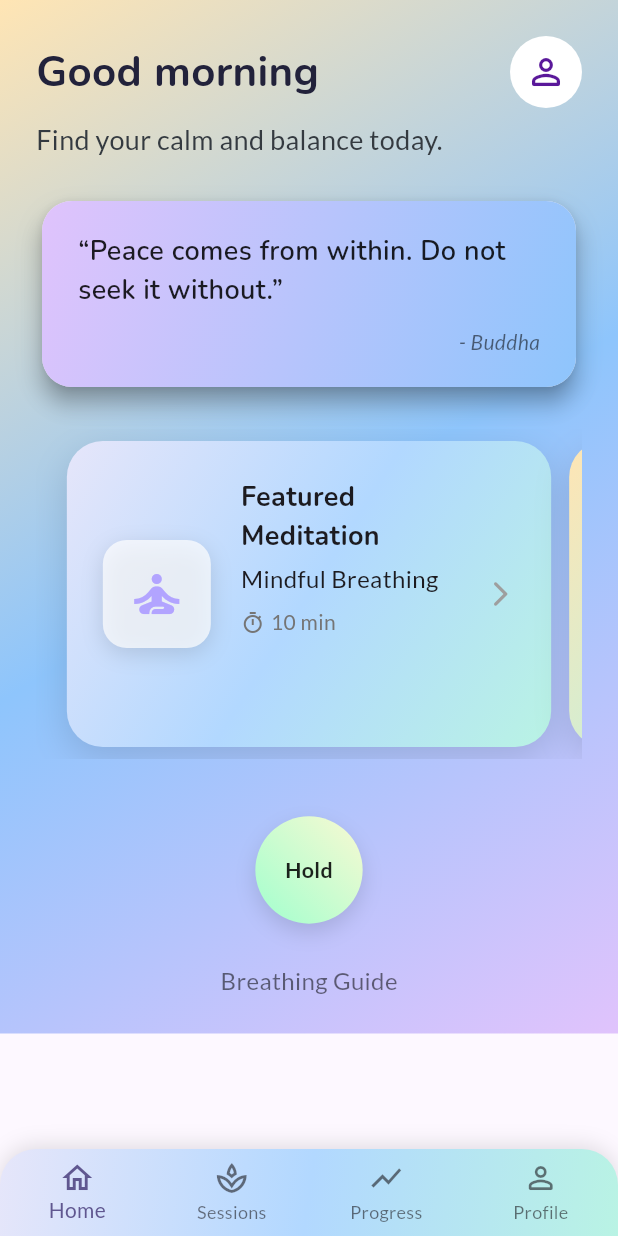
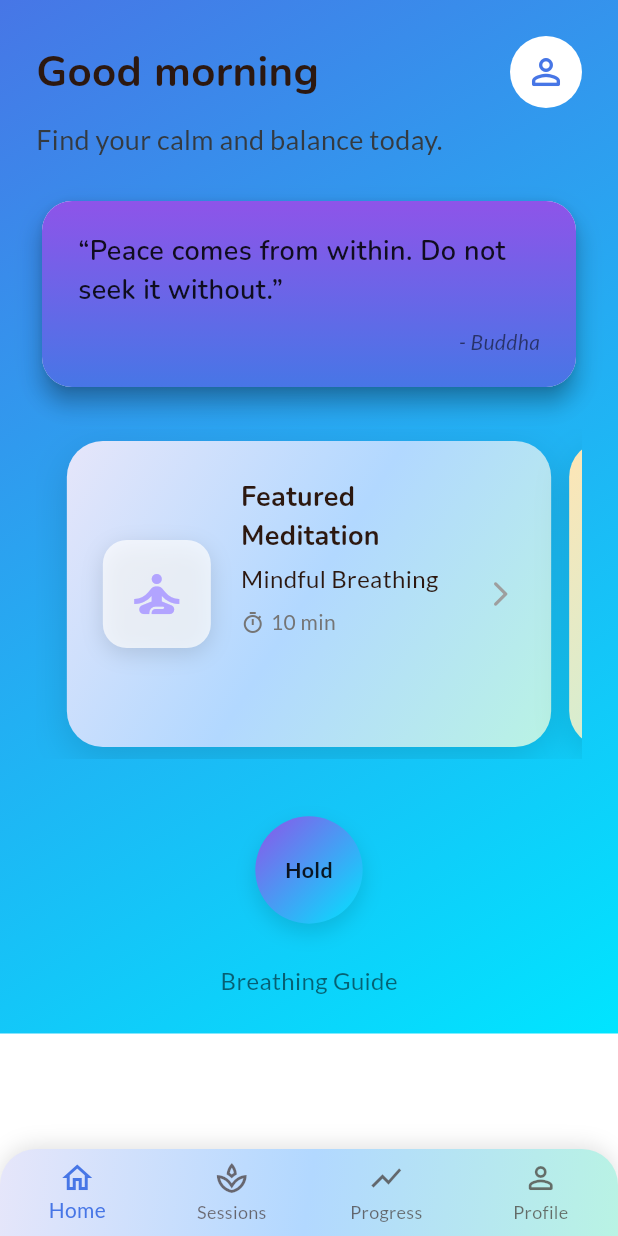
Before and after one commit to Nishanbhattarai498/ui_app, a Flutter app: the screen it shows after launch, on a phone screen of 412 x 824 dp. Run offline on Flutter 3.47's test engine with Material 3 defaults, Android fonts, the phone set to English and light mode, and no system bars; our stand-ins replace fl_chart, google_fonts.

Commit message:
Refactor UI across multiple screens to use consistent gradients and color scheme; update AppColors and AppGradients for improved readability and aesthetics.

```diff
--- a/lib/screens/home_screen.dart
+++ b/lib/screens/home_screen.dart
@@ -12,17 +12,7 @@ class HomeScreen extends StatelessWidget {
     final greeting = _getGreeting();
     return SafeArea(
       child: Container(
-        decoration: const BoxDecoration(
-          gradient: LinearGradient(
-            colors: [
-              Color(0xFFFFE5B4), // Light Peach
-              Color(0xFF8EC5FC), // Misty Blue
-              Color(0xFFE0C3FC), // Soft Purple
-            ],
-            begin: Alignment.topLeft,
-            end: Alignment.bottomRight,
-          ),
-        ),
+        decoration: BoxDecoration(gradient: AppGradients.mainGradient),
         child: SingleChildScrollView(
           padding: const EdgeInsets.symmetric(horizontal: 24, vertical: 24),
           child: Column(
@@ -36,9 +26,7 @@ class HomeScreen extends StatelessWidget {
                     style: GoogleFonts.nunito(
                       fontSize: 28,
                       fontWeight: FontWeight.w700,
-                      color: Color(
-                        0xFF22223B,
-                      ), // Very dark blue for max contrast
+                      color: AppColors.textPrimary,
                     ),
                   ),
                   CircleAvatar(
@@ -46,7 +34,7 @@ class HomeScreen extends StatelessWidget {
                     backgroundColor: Colors.white,
                     child: Icon(
                       Icons.person_outline_rounded,
-                      color: Color(0xFF5A189A), // Deep purple
+                      color: AppColors.primary,
                       size: 28,
                     ),
                   ),
--- a/lib/theme/app_colors.dart
+++ b/lib/theme/app_colors.dart
@@ -1,39 +1,49 @@
 import 'package:flutter/material.dart';
 
 class AppColors {
-  static const lavender = Color(0xFFE6E6FA);
-  static const skyBlue = Color(0xFFB2D8FF);
-  static const mint = Color(0xFFB9F3E4);
-  static const lightPeach = Color(0xFFFFE5B4);
-  static const softPurple = Color(0xFFE0C3FC);
-  static const mistyBlue = Color(0xFF8EC5FC);
-  static const sageGreen = Color(0xFFA1FFCE);
-  static const softPeach = Color(0xFFF9F9D2);
-  static const darkPurple = Color(0xFF22223B);
-  static const darkGrey = Color(0xFF343A40);
+  // Primary Colors
+  static const primary = Color(0xFF4776E6); // Electric Blue
+  static const secondary = Color(0xFF8E54E9); // Bright Purple
+  static const accent = Color(0xFF00E5FF); // Cyan
+
+  // Background Colors
+  static const background = Color(0xFFFAFBFF); // Light Blue-tinted White
+  static const cardBg = Colors.white;
+  static const surfaceLight = Color(0xFFEEF2FF); // Light Blue Surface
+
+  // Text Colors
+  static const textPrimary = Color(0xFF2C1810); // Rich Dark
+  static const textSecondary = Color(0xFF4F566B); // Medium Gray
+  static const textLight = Color(0xFFFFFFFF); // Pure White
+
+  // Accent Colors
+  static const success = Color(0xFF00C853); // Green
+  static const warning = Color(0xFFFFAB00); // Amber
+  static const error = Color(0xFFFF5252); // Red
+  static const info = Color(0xFF00B8D4); // Light Blue
+
+  // Gradient Colors
+  static const gradientStart = Color(0xFF4776E6); // Electric Blue
+  static const gradientMiddle = Color(0xFF8E54E9); // Bright Purple
+  static const gradientEnd = Color(0xFF00E5FF); // Cyan
 }
 
 class AppGradients {
-  static const mainBackground = LinearGradient(
-    colors: [
-      AppColors.lavender,
-      AppColors.skyBlue,
-      AppColors.mint,
-      AppColors.lightPeach,
-    ],
+  static const mainGradient = LinearGradient(
+    colors: [AppColors.gradientStart, AppColors.gradientEnd],
     begin: Alignment.topLeft,
     end: Alignment.bottomRight,
   );
 
-  static const featuredCard = LinearGradient(
-    colors: [AppColors.softPurple, AppColors.mistyBlue],
+  static const cardGradient = LinearGradient(
+    colors: [AppColors.gradientStart, AppColors.gradientMiddle],
+    begin: Alignment.bottomCenter,
+    end: Alignment.topCenter,
+  );
+
+  static const accentGradient = LinearGradient(
+    colors: [AppColors.gradientMiddle, AppColors.gradientEnd],
     begin: Alignment.topLeft,
     end: Alignment.bottomRight,
   );
-
-  static const yogaCard = LinearGradient(
-    colors: [AppColors.softPeach, AppColors.sageGreen],
-    begin: Alignment.topRight,
-    end: Alignment.bottomLeft,
-  );
 }
--- a/lib/theme/app_theme.dart
+++ b/lib/theme/app_theme.dart
@@ -1,11 +1,21 @@
 import 'package:flutter/material.dart';
 import 'package:google_fonts/google_fonts.dart';
+import 'app_colors.dart';
 
 ThemeData buildLightTheme() {
   return ThemeData(
-    colorScheme: ColorScheme.fromSeed(
-      seedColor: const Color(0xFFB2A4FF),
+    colorScheme: ColorScheme(
       brightness: Brightness.light,
+      primary: AppColors.primary,
+      secondary: AppColors.secondary,
+      surface: AppColors.cardBg,
+      background: AppColors.background,
+      error: AppColors.error,
+      onPrimary: AppColors.textLight,
+      onSecondary: AppColors.textLight,
+      onSurface: AppColors.textPrimary,
+      onBackground: AppColors.textPrimary,
+      onError: AppColors.textLight,
     ),
     textTheme: GoogleFonts.nunitoTextTheme().copyWith(
       headlineLarge: GoogleFonts.nunito(
@@ -27,9 +37,18 @@ ThemeData buildLightTheme() {
 
 ThemeData buildDarkTheme() {
   return ThemeData(
-    colorScheme: ColorScheme.fromSeed(
-      seedColor: const Color(0xFFB2A4FF),
+    colorScheme: ColorScheme(
       brightness: Brightness.dark,
+      primary: AppColors.primary,
+      secondary: AppColors.secondary,
+      surface: Color(0xFF1A1F36),
+      background: Color(0xFF0F1424),
+      error: AppColors.error,
+      onPrimary: AppColors.textLight,
+      onSecondary: AppColors.textLight,
+      onSurface: AppColors.textLight,
+      onBackground: AppColors.textLight,
+      onError: AppColors.textLight,
     ),
     textTheme: GoogleFonts.nunitoTextTheme(ThemeData.dark().textTheme).copyWith(
       headlineLarge: GoogleFonts.nunito(
--- a/lib/widgets/breathing_guide_widget.dart
+++ b/lib/widgets/breathing_guide_widget.dart
@@ -60,7 +60,7 @@ class _BreathingGuideWidgetState extends State<BreathingGuideWidget>
                 height: 100,
                 decoration: BoxDecoration(
                   shape: BoxShape.circle,
-                  gradient: AppGradients.yogaCard,
+                  gradient: AppGradients.accentGradient,
                   boxShadow: [
                     BoxShadow(
                       color: Colors.black12,
--- a/lib/widgets/meditation_timer_widget.dart
+++ b/lib/widgets/meditation_timer_widget.dart
@@ -1,6 +1,5 @@
 import 'package:flutter/material.dart';
 import 'package:google_fonts/google_fonts.dart';
-import 'dart:math' as math;
 
 class MeditationTimerWidget extends StatefulWidget {
   final int durationMinutes;
--- a/lib/widgets/motivation_quote_card.dart
+++ b/lib/widgets/motivation_quote_card.dart
@@ -18,7 +18,7 @@ class MotivationQuoteCard extends StatelessWidget {
       shape: RoundedRectangleBorder(borderRadius: BorderRadius.circular(20)),
       child: Container(
         decoration: BoxDecoration(
-          gradient: AppGradients.featuredCard,
+          gradient: AppGradients.cardGradient,
           borderRadius: BorderRadius.circular(20),
           boxShadow: [
             BoxShadow(
```
Also changed, not shown: lib/screens/profile_screen.dart (+129 -108 lines), lib/screens/progress_screen.dart (+37 -42 lines), lib/screens/session_details_screen.dart (+3 -11 lines), lib/screens/sessions_screen.dart (+4 -10 lines), lib/widgets/session_card_widget.dart (+8 -10 lines).
